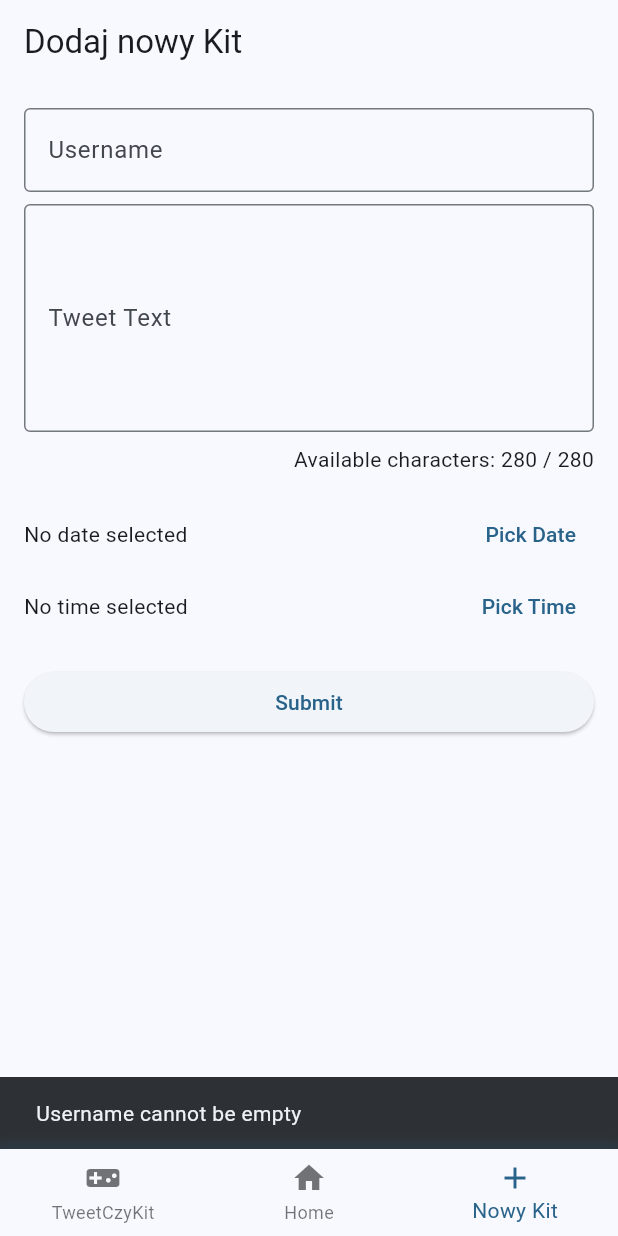
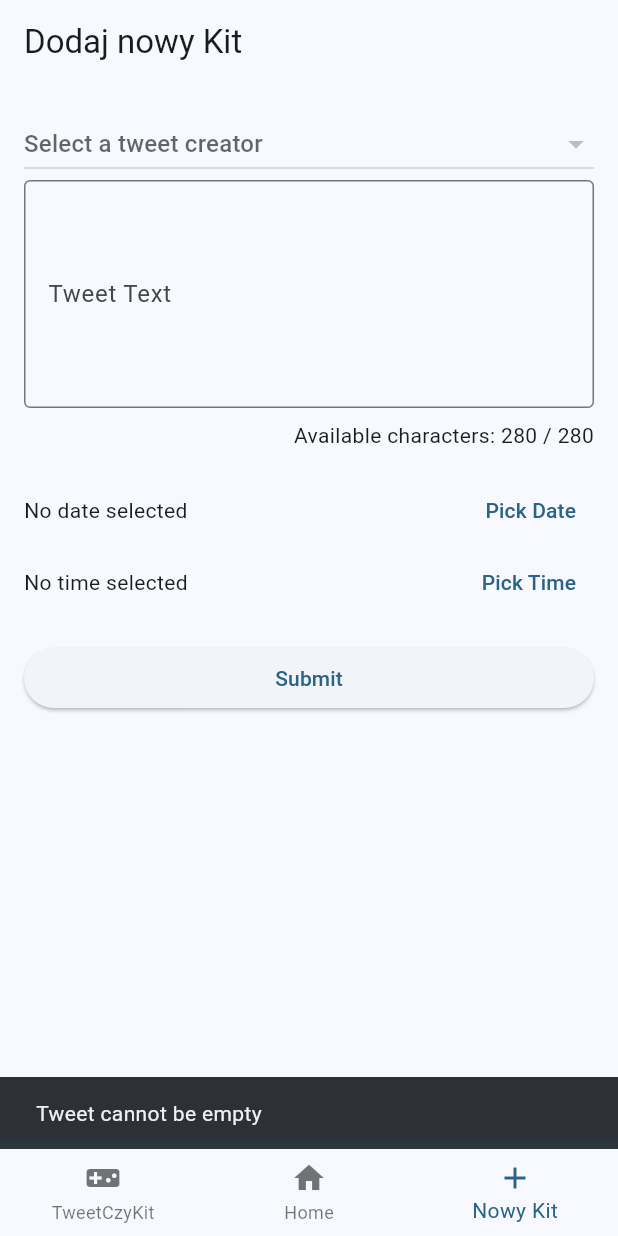
Before and after one commit to Fiflon/TweetOrKit, a Flutter app: the screen it shows once a user with an empty profile is signed in, item 3 of the bottom bar chosen, after a tap on "Submit", on a phone screen of 412 x 824 dp. Run offline on Flutter 3.47's test engine with Material 3 defaults, Android fonts, the phone set to English and light mode, and no system bars; our stand-ins replace cloud_firestore, firebase_auth, firebase_core, google_sign_in, sqflite; accounts and stored records are empty; network calls fail.

Commit message:
Add dropdown list

```diff
--- a/lib/features/addnew/screens/add_new_screen.dart
+++ b/lib/features/addnew/screens/add_new_screen.dart
@@ -23,6 +23,8 @@ class _AddNewScreenState extends State<AddNewScreen> {
 
   List<TweetCreator> _tweetCreators = [];
 
+  TweetCreator? _selectedCreator;
+
   @override
   void initState() {
     super.initState();
@@ -32,6 +34,7 @@ class _AddNewScreenState extends State<AddNewScreen> {
       });
     });
     _loadTweetCreators();
+    _selectedCreator =_tweetCreators.isNotEmpty ? _tweetCreators[0] : null;
   }
 
   Future<void> _loadTweetCreators() async {
@@ -59,7 +62,7 @@ class _AddNewScreenState extends State<AddNewScreen> {
       context: context,
       initialDate: DateTime.now(),
       firstDate: DateTime(2006),
-      lastDate: DateTime(2030),
+      lastDate: DateTime.now(),
     );
 
     if (pickedDate != null && pickedDate != _selectedDate) {
@@ -84,15 +87,6 @@ class _AddNewScreenState extends State<AddNewScreen> {
 
   Future<void> _addTweet() async {
     final user = FirebaseAuth.instance.currentUser;
-
-    if (_usernameController.text.trim().isEmpty) {
-      if (mounted) {
-        ScaffoldMessenger.of(context).showSnackBar(
-          const SnackBar(content: Text('Username cannot be empty')),
-        );
-      }
-      return;
-    }
 
     if (_tweetController.text.trim().isEmpty) {
       if (mounted) {
@@ -126,7 +120,7 @@ class _AddNewScreenState extends State<AddNewScreen> {
 
     try {
       final tweetRef = await FirebaseFirestore.instance.collection('tweets').add({
-        'usernameTweet': _usernameController.text.trim(),
+        'usernameTweet': _selectedCreator!.creatorUsername,
         'textTweet': _tweetController.text.trim(),
         'dateTweet': Timestamp.fromDate(fullDateTime),
         'isRealTweet': false,
@@ -179,14 +173,21 @@ class _AddNewScreenState extends State<AddNewScreen> {
         child: Column(
           crossAxisAlignment: CrossAxisAlignment.stretch,
           children: [
-            TextField(
-              controller: _usernameController,
-              decoration: const InputDecoration(
-                labelText: 'Username',
-                border: OutlineInputBorder(),
-              ),
+            DropdownButton(
+              value: _selectedCreator,
+              hint: const Text('Select a tweet creator'),
+              icon: const Icon(Icons.arrow_drop_down),
+              isExpanded: true,
+              onChanged: (value) => setState(() {
+                _selectedCreator = value;
+              }),
+              items: _tweetCreators.map((creator) {
+                return DropdownMenuItem(
+                  value: creator,
+                  child: Text(creator.creatorName),
+                );
+              }).toList(),
             ),
-            const SizedBox(height: 8),
             TextField(
               controller: _tweetController,
               maxLines: 5,
@@ -236,21 +237,6 @@ class _AddNewScreenState extends State<AddNewScreen> {
                 ),
               ],
             ),
-            // Column(
-            //   crossAxisAlignment: CrossAxisAlignment.start,
-            //   children: [
-            //     const Text(
-            //       'Tweet Creators:',
-            //       style: TextStyle(fontWeight: FontWeight.bold),
-            //     ),
-            //     const SizedBox(height: 8),
-            //     if (_tweetCreators.isEmpty)
-            //       const Text('No creators available.')
-            //     else
-            //       ..._tweetCreators.map((creator) => Text(creator.creatorUsername)),
-            //       ..._tweetCreators.map((creator) => Text(creator.creatorName)),
-            //   ],
-            // ),
             const SizedBox(height: 16),
             ElevatedButton(
               onPressed: _isSubmitting ? null : _addTweet,
```
